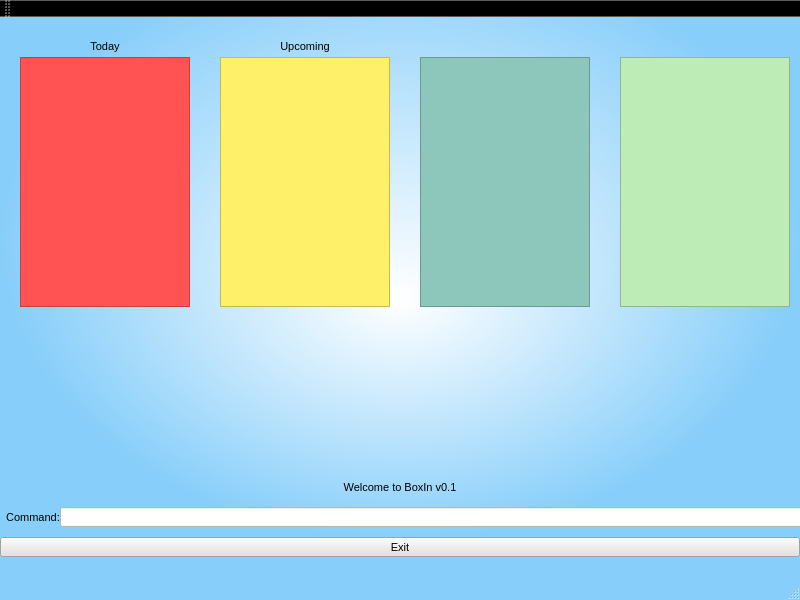
This is BoxIn/BoxIn/BoxIn.ui in cs2103aug2014-t13-1c/main as Qt 5 draws it before an edit. The edited form follows.
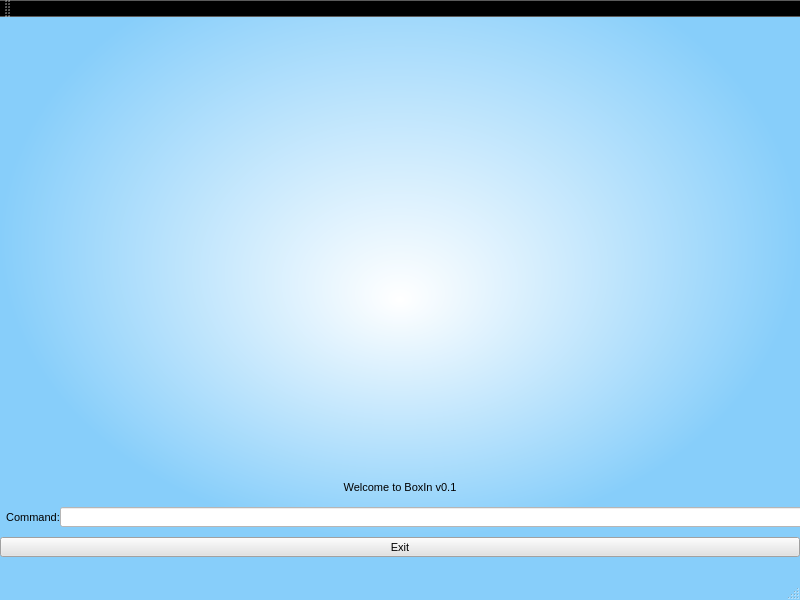
This is the edited form. Icons and pictures are not drawn.

Commit message: Extended DisplayFeed

The edit to the form file:
```diff
--- a/BoxIn/BoxIn/BoxIn.ui
+++ b/BoxIn/BoxIn/BoxIn.ui
@@ -1002,437 +1002,6 @@
      <string>  Command:</string>
     </property>
    </widget>
-   <widget class="QListWidget" name="displayFeedToday">
-    <property name="geometry">
-     <rect>
-      <x>20</x>
-      <y>40</y>
-      <width>170</width>
-      <height>250</height>
-     </rect>
-    </property>
-    <property name="palette">
-     <palette>
-      <active>
-       <colorrole role="WindowText">
-        <brush brushstyle="SolidPattern">
-         <color alpha="255">
-          <red>0</red>
-          <green>0</green>
-          <blue>0</blue>
-         </color>
-        </brush>
-       </colorrole>
-       <colorrole role="Button">
-        <brush brushstyle="SolidPattern">
-         <color alpha="255">
-          <red>255</red>
-          <green>83</green>
-          <blue>83</blue>
-         </color>
-        </brush>
-       </colorrole>
-       <colorrole role="Light">
-        <brush brushstyle="SolidPattern">
-         <color alpha="255">
-          <red>255</red>
-          <green>255</green>
-          <blue>255</blue>
-         </color>
-        </brush>
-       </colorrole>
-       <colorrole role="Midlight">
-        <brush brushstyle="SolidPattern">
-         <color alpha="255">
-          <red>255</red>
-          <green>198</green>
-          <blue>198</blue>
-         </color>
-        </brush>
-       </colorrole>
-       <colorrole role="Dark">
-        <brush brushstyle="SolidPattern">
-         <color alpha="255">
-          <red>127</red>
-          <green>71</green>
-          <blue>71</blue>
-         </color>
-        </brush>
-       </colorrole>
-       <colorrole role="Mid">
-        <brush brushstyle="SolidPattern">
-         <color alpha="255">
-          <red>170</red>
-          <green>95</green>
-          <blue>95</blue>
-         </color>
-        </brush>
-       </colorrole>
-       <colorrole role="Text">
-        <brush brushstyle="SolidPattern">
-         <color alpha="255">
-          <red>0</red>
-          <green>0</green>
-          <blue>0</blue>
-         </color>
-        </brush>
-       </colorrole>
-       <colorrole role="BrightText">
-        <brush brushstyle="SolidPattern">
-         <color alpha="255">
-          <red>255</red>
-          <green>255</green>
-          <blue>255</blue>
-         </color>
-        </brush>
-       </colorrole>
-       <colorrole role="ButtonText">
-        <brush brushstyle="SolidPattern">
-         <color alpha="255">
-          <red>0</red>
-          <green>0</green>
-          <blue>0</blue>
-         </color>
-        </brush>
-       </colorrole>
-       <colorrole role="Base">
-        <brush brushstyle="SolidPattern">
-         <color alpha="255">
-          <red>255</red>
-          <green>83</green>
-          <blue>83</blue>
-         </color>
-        </brush>
-       </colorrole>
-       <colorrole role="Window">
-        <brush brushstyle="SolidPattern">
-         <color alpha="255">
-          <red>255</red>
-          <green>83</green>
-          <blue>83</blue>
-         </color>
-        </brush>
-       </colorrole>
-       <colorrole role="Shadow">
-        <brush brushstyle="SolidPattern">
-         <color alpha="255">
-          <red>0</red>
-          <green>0</green>
-          <blue>0</blue>
-         </color>
-        </brush>
-       </colorrole>
-       <colorrole role="AlternateBase">
-        <brush brushstyle="SolidPattern">
-         <color alpha="255">
-          <red>255</red>
-          <green>198</green>
-          <blue>198</blue>
-         </color>
-        </brush>
-       </colorrole>
-       <colorrole role="ToolTipBase">
-        <brush brushstyle="SolidPattern">
-         <color alpha="255">
-          <red>255</red>
-          <green>255</green>
-          <blue>220</blue>
-         </color>
-        </brush>
-       </colorrole>
-       <colorrole role="ToolTipText">
-        <brush brushstyle="SolidPattern">
-         <color alpha="255">
-          <red>0</red>
-          <green>0</green>
-          <blue>0</blue>
-         </color>
-        </brush>
-       </colorrole>
-      </active>
-      <inactive>
-       <colorrole role="WindowText">
-        <brush brushstyle="SolidPattern">
-         <color alpha="255">
-          <red>0</red>
-          <green>0</green>
-          <blue>0</blue>
-         </color>
-        </brush>
-       </colorrole>
-       <colorrole role="Button">
-        <brush brushstyle="SolidPattern">
-         <color alpha="255">
-          <red>255</red>
-          <green>83</green>
-          <blue>83</blue>
-         </color>
-        </brush>
-       </colorrole>
-       <colorrole role="Light">
-        <brush brushstyle="SolidPattern">
-         <color alpha="255">
-          <red>255</red>
-          <green>255</green>
-          <blue>255</blue>
-         </color>
-        </brush>
-       </colorrole>
-       <colorrole role="Midlight">
-        <brush brushstyle="SolidPattern">
-         <color alpha="255">
-          <red>255</red>
-          <green>198</green>
-          <blue>198</blue>
-         </color>
-        </brush>
-       </colorrole>
-       <colorrole role="Dark">
-        <brush brushstyle="SolidPattern">
-         <color alpha="255">
-          <red>127</red>
-          <green>71</green>
-          <blue>71</blue>
-         </color>
-        </brush>
-       </colorrole>
-       <colorrole role="Mid">
-        <brush brushstyle="SolidPattern">
-         <color alpha="255">
-          <red>170</red>
-          <green>95</green>
-          <blue>95</blue>
-         </color>
-        </brush>
-       </colorrole>
-       <colorrole role="Text">
-        <brush brushstyle="SolidPattern">
-         <color alpha="255">
-          <red>0</red>
-          <green>0</green>
-          <blue>0</blue>
-         </color>
-        </brush>
-       </colorrole>
-       <colorrole role="BrightText">
-        <brush brushstyle="SolidPattern">
-         <color alpha="255">
-          <red>255</red>
-          <green>255</green>
-          <blue>255</blue>
-         </color>
-        </brush>
-       </colorrole>
-       <colorrole role="ButtonText">
-        <brush brushstyle="SolidPattern">
-         <color alpha="255">
-          <red>0</red>
-          <green>0</green>
-          <blue>0</blue>
-         </color>
-        </brush>
-       </colorrole>
-       <colorrole role="Base">
-        <brush brushstyle="SolidPattern">
-         <color alpha="255">
-          <red>255</red>
-          <green>83</green>
-          <blue>83</blue>
-         </color>
-        </brush>
-       </colorrole>
-       <colorrole role="Window">
-        <brush brushstyle="SolidPattern">
-         <color alpha="255">
-          <red>255</red>
-          <green>83</green>
-          <blue>83</blue>
-         </color>
-        </brush>
-       </colorrole>
-       <colorrole role="Shadow">
-        <brush brushstyle="SolidPattern">
-         <color alpha="255">
-          <red>0</red>
-          <green>0</green>
-          <blue>0</blue>
-         </color>
-        </brush>
-       </colorrole>
-       <colorrole role="AlternateBase">
-        <brush brushstyle="SolidPattern">
-         <color alpha="255">
-          <red>255</red>
-          <green>198</green>
-          <blue>198</blue>
-         </color>
-        </brush>
-       </colorrole>
-       <colorrole role="ToolTipBase">
-        <brush brushstyle="SolidPattern">
-         <color alpha="255">
-          <red>255</red>
-          <green>255</green>
-          <blue>220</blue>
-         </color>
-        </brush>
-       </colorrole>
-       <colorrole role="ToolTipText">
-        <brush brushstyle="SolidPattern">
-         <color alpha="255">
-          <red>0</red>
-          <green>0</green>
-          <blue>0</blue>
-         </color>
-        </brush>
-       </colorrole>
-      </inactive>
-      <disabled>
-       <colorrole role="WindowText">
-        <brush brushstyle="SolidPattern">
-         <color alpha="255">
-          <red>127</red>
-          <green>71</green>
-          <blue>71</blue>
-         </color>
-        </brush>
-       </colorrole>
-       <colorrole role="Button">
-        <brush brushstyle="SolidPattern">
-         <color alpha="255">
-          <red>255</red>
-          <green>83</green>
-          <blue>83</blue>
-         </color>
-        </brush>
-       </colorrole>
-       <colorrole role="Light">
-        <brush brushstyle="SolidPattern">
-         <color alpha="255">
-          <red>255</red>
-          <green>255</green>
-          <blue>255</blue>
-         </color>
-        </brush>
-       </colorrole>
-       <colorrole role="Midlight">
-        <brush brushstyle="SolidPattern">
-         <color alpha="255">
-          <red>255</red>
-          <green>198</green>
-          <blue>198</blue>
-         </color>
-        </brush>
-       </colorrole>
-       <colorrole role="Dark">
-        <brush brushstyle="SolidPattern">
-         <color alpha="255">
-          <red>127</red>
-          <green>71</green>
-          <blue>71</blue>
-         </color>
-        </brush>
-       </colorrole>
-       <colorrole role="Mid">
-        <brush brushstyle="SolidPattern">
-         <color alpha="255">
-          <red>170</red>
-          <green>95</green>
-          <blue>95</blue>
-         </color>
-        </brush>
-       </colorrole>
-       <colorrole role="Text">
-        <brush brushstyle="SolidPattern">
-         <color alpha="255">
-          <red>127</red>
-          <green>71</green>
-          <blue>71</blue>
-         </color>
-        </brush>
-       </colorrole>
-       <colorrole role="BrightText">
-        <brush brushstyle="SolidPattern">
-         <color alpha="255">
-          <red>255</red>
-          <green>255</green>
-          <blue>255</blue>
-         </color>
-        </brush>
-       </colorrole>
-       <colorrole role="ButtonText">
-        <brush brushstyle="SolidPattern">
-         <color alpha="255">
-          <red>127</red>
-          <green>71</green>
-          <blue>71</blue>
-         </color>
-        </brush>
-       </colorrole>
-       <colorrole role="Base">
-        <brush brushstyle="SolidPattern">
-         <color alpha="255">
-          <red>255</red>
-          <green>83</green>
-          <blue>83</blue>
-         </color>
-        </brush>
-       </colorrole>
-       <colorrole role="Window">
-        <brush brushstyle="SolidPattern">
-         <color alpha="255">
-          <red>255</red>
-          <green>83</green>
-          <blue>83</blue>
-         </color>
-        </brush>
-       </colorrole>
-       <colorrole role="Shadow">
-        <brush brushstyle="SolidPattern">
-         <color alpha="255">
-          <red>0</red>
-          <green>0</green>
-          <blue>0</blue>
-         </color>
-        </brush>
-       </colorrole>
-       <colorrole role="AlternateBase">
-        <brush brushstyle="SolidPattern">
-         <color alpha="255">
-          <red>255</red>
-          <green>142</green>
-          <blue>142</blue>
-         </color>
-        </brush>
-       </colorrole>
-       <colorrole role="ToolTipBase">
-        <brush brushstyle="SolidPattern">
-         <color alpha="255">
-          <red>255</red>
-          <green>255</green>
-          <blue>220</blue>
-         </color>
-        </brush>
-       </colorrole>
-       <colorrole role="ToolTipText">
-        <brush brushstyle="SolidPattern">
-         <color alpha="255">
-          <red>0</red>
-          <green>0</green>
-          <blue>0</blue>
-         </color>
-        </brush>
-       </colorrole>
-      </disabled>
-     </palette>
-    </property>
-    <property name="styleSheet">
-     <string notr="true">background-color: #FF5353</string>
-    </property>
-    <property name="uniformItemSizes">
-     <bool>true</bool>
-    </property>
-   </widget>
    <widget class="QLabel" name="feedbackBox">
     <property name="geometry">
      <rect>
@@ -2406,162 +1975,6 @@
      <string>Exit</string>
     </property>
    </widget>
-   <widget class="QListWidget" name="listWidget">
-    <property name="geometry">
-     <rect>
-      <x>220</x>
-      <y>40</y>
-      <width>170</width>
-      <height>250</height>
-     </rect>
-    </property>
-    <property name="styleSheet">
-     <string notr="true">background-color: rgb(255, 240, 106);</string>
-    </property>
-   </widget>
-   <widget class="QListWidget" name="listWidget_2">
-    <property name="geometry">
-     <rect>
-      <x>420</x>
-      <y>40</y>
-      <width>170</width>
-      <height>250</height>
-     </rect>
-    </property>
-    <property name="styleSheet">
-     <string notr="true">background-color: rgb(141, 199, 187);</string>
-    </property>
-   </widget>
-   <widget class="QLabel" name="todayLabel">
-    <property name="geometry">
-     <rect>
-      <x>20</x>
-      <y>20</y>
-      <width>170</width>
-      <height>20</height>
-     </rect>
-    </property>
-    <property name="text">
-     <string>&lt;html&gt;&lt;head/&gt;&lt;body&gt;&lt;p align=&quot;center&quot;&gt;Today&lt;/p&gt;&lt;/body&gt;&lt;/html&gt;</string>
-    </property>
-   </widget>
-   <widget class="QLabel" name="label">
-    <property name="geometry">
-     <rect>
-      <x>220</x>
-      <y>20</y>
-      <width>170</width>
-      <height>20</height>
-     </rect>
-    </property>
-    <property name="text">
-     <string>&lt;html&gt;&lt;head/&gt;&lt;body&gt;&lt;p align=&quot;center&quot;&gt;Upcoming&lt;/p&gt;&lt;/body&gt;&lt;/html&gt;</string>
-    </property>
-   </widget>
-   <widget class="QListWidget" name="listWidget_3">
-    <property name="geometry">
-     <rect>
-      <x>620</x>
-      <y>40</y>
-      <width>170</width>
-      <height>250</height>
-     </rect>
-    </property>
-    <property name="palette">
-     <palette>
-      <active>
-       <colorrole role="Button">
-        <brush brushstyle="SolidPattern">
-         <color alpha="255">
-          <red>189</red>
-          <green>236</green>
-          <blue>182</blue>
-         </color>
-        </brush>
-       </colorrole>
-       <colorrole role="Base">
-        <brush brushstyle="SolidPattern">
-         <color alpha="255">
-          <red>189</red>
-          <green>236</green>
-          <blue>182</blue>
-         </color>
-        </brush>
-       </colorrole>
-       <colorrole role="Window">
-        <brush brushstyle="SolidPattern">
-         <color alpha="255">
-          <red>189</red>
-          <green>236</green>
-          <blue>182</blue>
-         </color>
-        </brush>
-       </colorrole>
-      </active>
-      <inactive>
-       <colorrole role="Button">
-        <brush brushstyle="SolidPattern">
-         <color alpha="255">
-          <red>189</red>
-          <green>236</green>
-          <blue>182</blue>
-         </color>
-        </brush>
-       </colorrole>
-       <colorrole role="Base">
-        <brush brushstyle="SolidPattern">
-         <color alpha="255">
-          <red>189</red>
-          <green>236</green>
-          <blue>182</blue>
-         </color>
-        </brush>
-       </colorrole>
-       <colorrole role="Window">
-        <brush brushstyle="SolidPattern">
-         <color alpha="255">
-          <red>189</red>
-          <green>236</green>
-          <blue>182</blue>
-         </color>
-        </brush>
-       </colorrole>
-      </inactive>
-      <disabled>
-       <colorrole role="Button">
-        <brush brushstyle="SolidPattern">
-         <color alpha="255">
-          <red>189</red>
-          <green>236</green>
-          <blue>182</blue>
-         </color>
-        </brush>
-       </colorrole>
-       <colorrole role="Base">
-        <brush brushstyle="SolidPattern">
-         <color alpha="255">
-          <red>189</red>
-          <green>236</green>
-          <blue>182</blue>
-         </color>
-        </brush>
-       </colorrole>
-       <colorrole role="Window">
-        <brush brushstyle="SolidPattern">
-         <color alpha="255">
-          <red>189</red>
-          <green>236</green>
-          <blue>182</blue>
-         </color>
-        </brush>
-       </colorrole>
-      </disabled>
-     </palette>
-    </property>
-    <property name="styleSheet">
-     <string notr="true">background-color: rgb(189, 236, 182);</string>
-    </property>
-   </widget>
   </widget>
   <widget class="QMenuBar" name="menuBar">
    <property name="geometry">
```
The commit also changes 15 other files.
